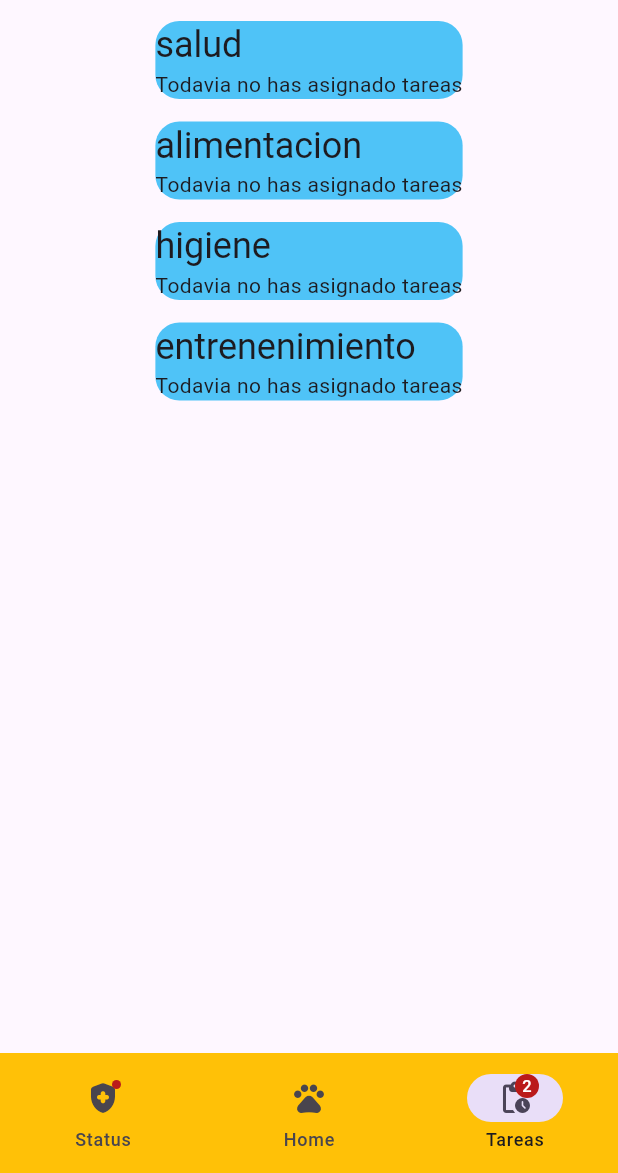
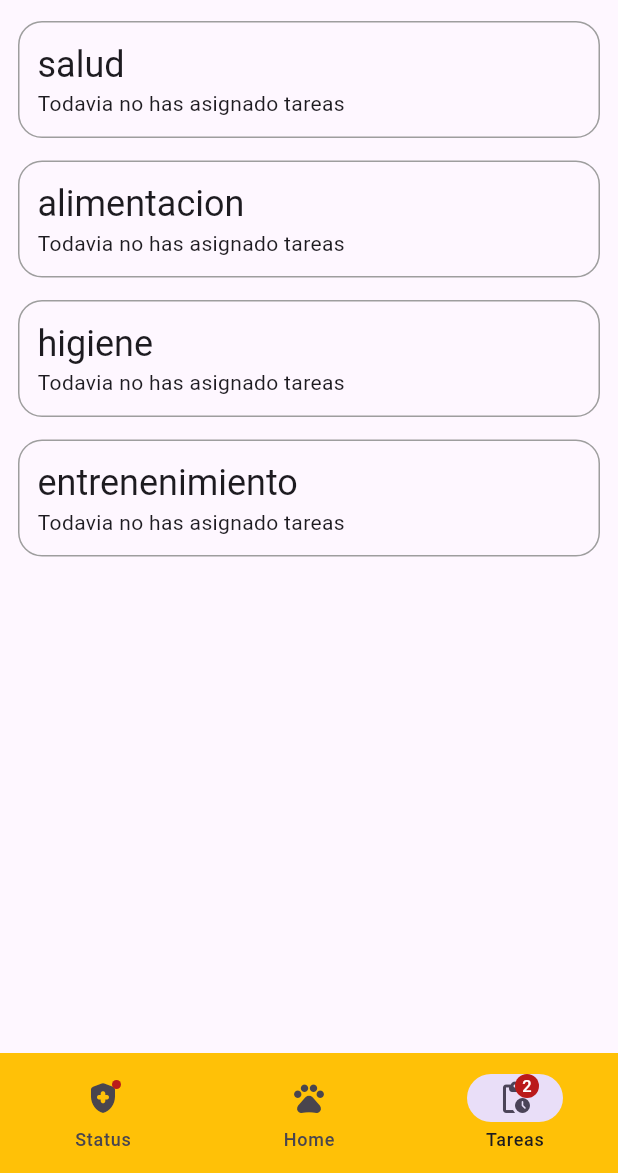
Before and after one commit to jQuera/RealGotchi, a Flutter app: the screen it shows after launch, item 3 of the bottom bar chosen, on a phone screen of 412 x 824 dp, the part 63-1236 px from its top. Run offline on Flutter 3.47's test engine with Material 3 defaults, Android fonts, the phone set to English and light mode, and no system bars; our stand-ins replace rxdart; missing offline and left inert: o3d.

Commit message:
quitamos padding widget

```diff
--- a/lib/ui/views/home/widgets/tasks/pages/tasks_bar.dart
+++ b/lib/ui/views/home/widgets/tasks/pages/tasks_bar.dart
@@ -29,9 +29,8 @@ class TasksBar extends StatelessWidget {
         child: Column(
           mainAxisAlignment: MainAxisAlignment.spaceBetween,
           children: [
-            Padding(
+            SingleChildScrollView(
               padding: const EdgeInsets.symmetric(horizontal: 12),
-              child: SingleChildScrollView(
               child: Column(
                 children: [
                   StreamBuilder<List<Task>>(
@@ -74,7 +73,6 @@ class TasksBar extends StatelessWidget {
                         );
                       }),
                 ],
-                ),
               ),
             ),
           ],
@@ -131,8 +129,9 @@ class TasksContainer extends StatelessWidget {
     return Container(
       decoration: BoxDecoration(
         borderRadius: BorderRadius.circular(16),
-        color: Colors.lightBlue.shade300,
+        border: Border.all(color: Colors.grey),
       ),
+      padding: const EdgeInsets.all(12),
       child: Column(
         mainAxisAlignment: MainAxisAlignment.start,
         crossAxisAlignment: CrossAxisAlignment.start,
@@ -142,7 +141,11 @@ class TasksContainer extends StatelessWidget {
             style: Theme.of(context).textTheme.headlineSmall,
           ),
           tasks.isEmpty
-              ? const Text("Todavia no has asignado tareas")
+              ? const Row(
+                  children: [
+                    Text("Todavia no has asignado tareas"),
+                  ],
+                )
               : ListView.builder(
                   itemCount: tasks.length,
                   itemBuilder: (context, index) {
```
Lines whose indentation alone changed are shown as unchanged.
